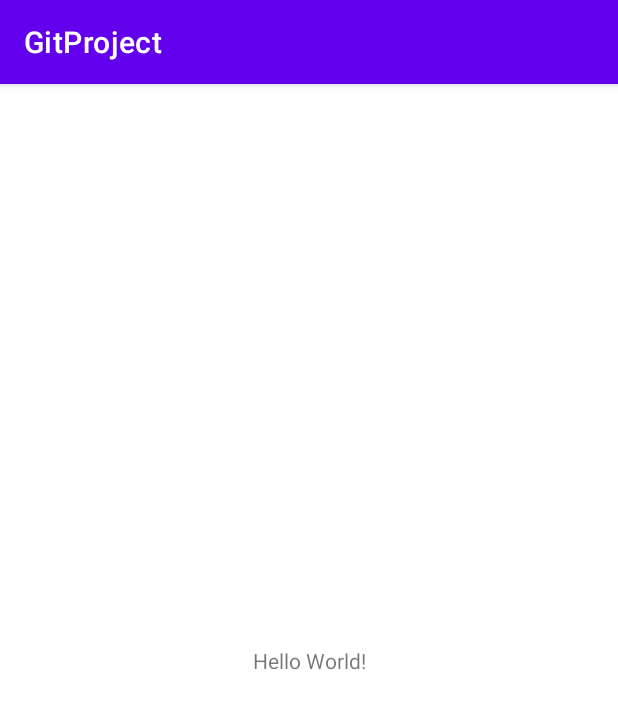
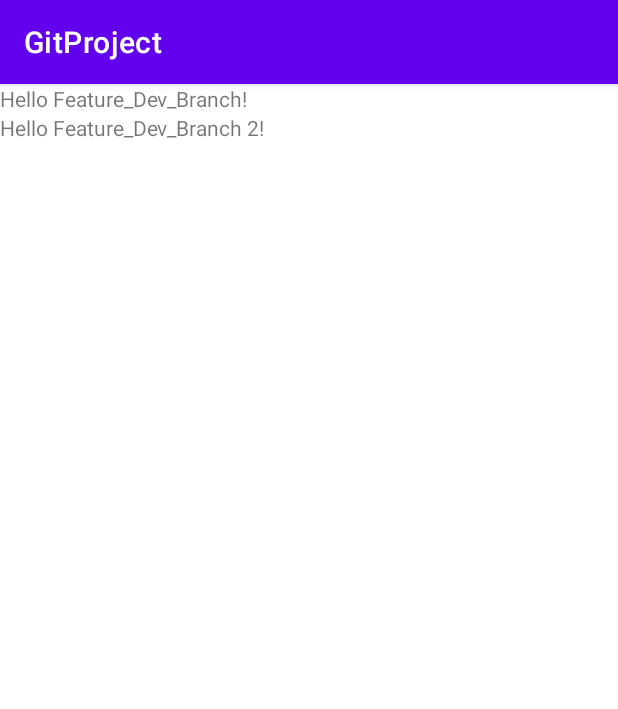
Before and after one commit to CarlaSAlves/GitProject, an Android app: the screen it shows after launch (MainActivity), on a phone screen of 412 x 824 dp. Shown: the top 709 px of the screen. Run offline under Robolectric (Android 15) with nearby library versions, the phone set to English and light mode, and no system bars.

Commit message:
Create a TextView Feature Dev

```diff
--- a/app/src/main/res/layout/activity_main.xml
+++ b/app/src/main/res/layout/activity_main.xml
@@ -1,18 +1,23 @@
 <?xml version="1.0" encoding="utf-8"?>
-<androidx.constraintlayout.widget.ConstraintLayout xmlns:android="http://schemas.android.com/apk/res/android"
+<LinearLayout xmlns:android="http://schemas.android.com/apk/res/android"
     xmlns:app="http://schemas.android.com/apk/res-auto"
     xmlns:tools="http://schemas.android.com/tools"
     android:layout_width="match_parent"
     android:layout_height="match_parent"
-    tools:context=".MainActivity">
+    tools:context=".MainActivity"
+    android:orientation="vertical">
 
     <TextView
         android:layout_width="wrap_content"
         android:layout_height="wrap_content"
-        android:text="Hello World!"
-        app:layout_constraintBottom_toBottomOf="parent"
-        app:layout_constraintLeft_toLeftOf="parent"
-        app:layout_constraintRight_toRightOf="parent"
-        app:layout_constraintTop_toTopOf="parent" />
+        android:text="Hello Feature_Dev_Branch!" />
 
-</androidx.constraintlayout.widget.ConstraintLayout>
+    <TextView
+        android:layout_width="wrap_content"
+        android:layout_height="wrap_content"
+        android:text="Hello Feature_Dev_Branch 2!" />
+
+
+
+
+</LinearLayout>
```
